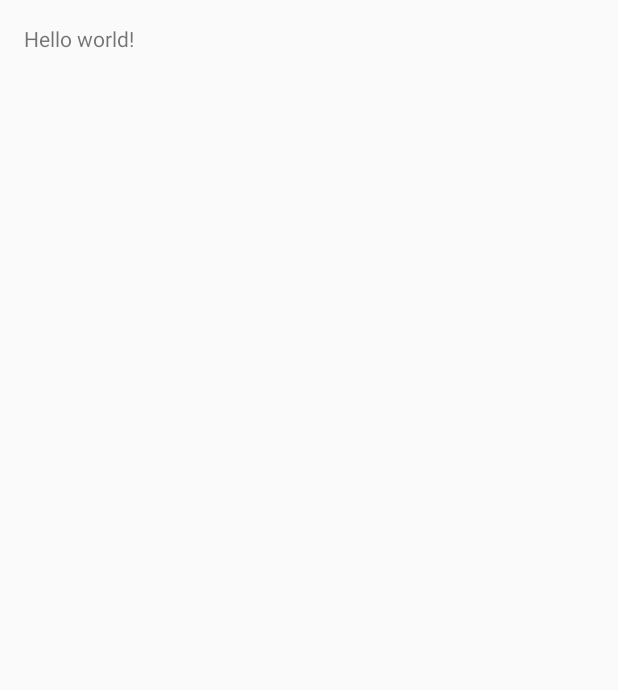
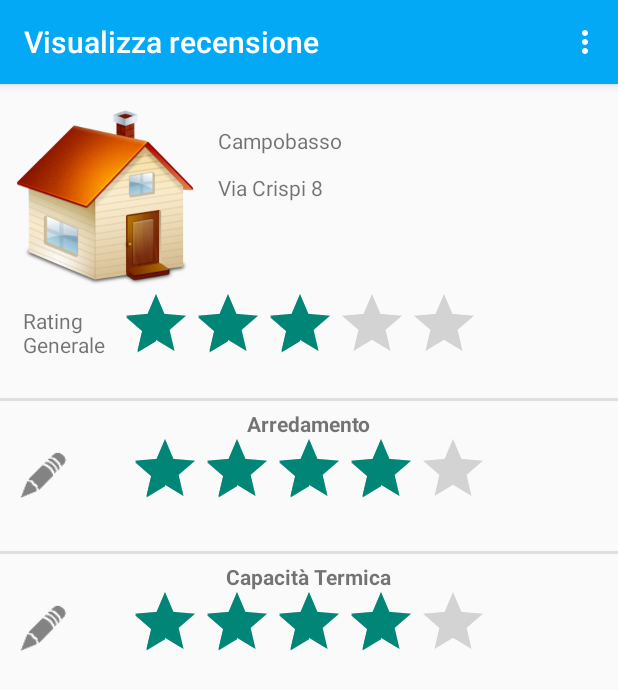
Before and after one commit to francese2015/GuardianHouse, an Android app: the VisualizeReviewActivity screen opened directly, with no data from a screen before it, on a phone screen of 412 x 824 dp. Before the commit the part shown is almost empty. Shown: the top 690 px of the screen. Run offline under Robolectric (Android 15) with nearby library versions, the light colour scheme and no system bars.

Commit message:
Aggiunta Activity Recensione

```diff
--- a/codice/client/app/src/main/AndroidManifest.xml
+++ b/codice/client/app/src/main/AndroidManifest.xml
@@ -54,8 +54,8 @@
         </activity>
 
         <activity
-            android:name=".visualizza_recensione"
-            android:label="@string/title_activity_visualizza_recensione" >
+            android:name=".VisualizeReviewActivity"
+            android:label="@string/title_activity_recensione" >
         </activity>
 
         <activity
--- a/codice/client/app/src/main/java/it/unisa/guardianhouse/visualizza_recensione.java
+++ b/codice/client/app/src/main/java/it/unisa/guardianhouse/VisualizeReviewActivity.java
@@ -2,16 +2,25 @@ package it.unisa.guardianhouse;
 
 import android.os.Bundle;
 import android.support.v7.app.ActionBarActivity;
+import android.support.v7.widget.Toolbar;
 import android.view.Menu;
 import android.view.MenuItem;
 
 
-public class visualizza_recensione extends ActionBarActivity {
+public class VisualizeReviewActivity extends ActionBarActivity {
+
+    private Toolbar toolbar;
 
     @Override
     protected void onCreate(Bundle savedInstanceState) {
         super.onCreate(savedInstanceState);
-        setContentView(R.layout.activity_visualizza_recensione);
+        setContentView(R.layout.activity_recensione);
+
+        toolbar = (Toolbar) findViewById(R.id.toolbar);
+        setSupportActionBar(toolbar);
+        getSupportActionBar().setDisplayShowHomeEnabled(true);
+        getSupportActionBar().setDisplayShowTitleEnabled(true);
+
     }
 
 
--- /dev/null
+++ b/codice/client/app/src/main/res/layout/activity_recensione.xml
@@ -0,0 +1,196 @@
+<RelativeLayout xmlns:android="http://schemas.android.com/apk/res/android"
+    xmlns:tools="http://schemas.android.com/tools"
+    android:layout_width="match_parent"
+    android:layout_height="match_parent"
+    tools:context="it.unisa.guardianhouse.AccountActivity">
+
+    <include
+        android:id="@+id/toolbar"
+        layout="@layout/toolbar">
+    </include>
+
+    <ScrollView
+        android:layout_width="match_parent"
+        android:layout_height="match_parent"
+        android:layout_below="@+id/toolbar"
+        android:fillViewport="true">
+
+        <RelativeLayout
+            android:layout_width="match_parent"
+            android:layout_height="wrap_content"
+            android:paddingBottom="@dimen/activity_vertical_margin"
+            android:paddingTop="@dimen/activity_vertical_margin">
+
+
+            <ImageView
+                android:id="@+id/apartment_img"
+                android:layout_width="120dp"
+                android:layout_height="120dp"
+                android:contentDescription="@string/img_descr2"
+                android:layout_marginLeft="10dp"
+                android:src="@drawable/appartamento" />
+
+            <TextView
+                android:id="@+id/apartment_city"
+                android:layout_width="wrap_content"
+                android:layout_height="wrap_content"
+                android:layout_toRightOf="@+id/apartment_img"
+                android:layout_toEndOf="@+id/apartment_img"
+                android:layout_marginLeft="15dp"
+                android:layout_marginTop="12dp"
+                android:text="@string/apartment_city" />
+
+            <TextView
+                android:id="@+id/apartment_Rating"
+                android:layout_width="wrap_content"
+                android:layout_height="wrap_content"
+                android:layout_marginLeft="15dp"
+                android:layout_marginTop="12dp"
+                android:layout_below="@+id/apartment_img"
+                android:text="Rating \nGenerale" />
+
+            <TextView
+                android:id="@+id/apartment_address"
+                android:layout_width="wrap_content"
+                android:layout_height="wrap_content"
+                android:layout_toRightOf="@+id/apartment_img"
+                android:layout_toEndOf="@+id/apartment_img"
+                android:layout_marginLeft="15dp"
+                android:layout_marginTop="12dp"
+                android:layout_below="@+id/apartment_city"
+                android:text="@string/apartment_address" />
+
+            <RatingBar
+                android:id="@+id/ratingBar"
+                android:layout_width="wrap_content"
+                android:layout_height="wrap_content"
+                android:layout_below="@+id/apartment_img"
+                android:layout_toRightOf="@id/apartment_Rating"
+                android:layout_marginLeft="10dp"
+                android:clickable="false"
+                android:indeterminate="false"
+                android:longClickable="false"
+                android:numStars="5"
+                android:rating="3" />
+
+
+
+            <View
+                android:id="@+id/separator_line_1"
+                android:layout_width="match_parent"
+                android:layout_height="2dp"
+                android:layout_below="@+id/ratingBar"
+                android:layout_marginTop="16dp"
+                android:background="#dfdfdf" />
+
+            <LinearLayout
+                android:id="@+id/apartment_data"
+                android:layout_width="match_parent"
+                android:layout_height="wrap_content"
+                android:layout_below="@+id/separator_line_1"
+                android:divider="@drawable/divider"
+                android:orientation="vertical"
+                android:showDividers="middle">
+
+                <!-- Dimensione -->
+
+                <RelativeLayout
+
+                    android:id="@+id/relative_dimension"
+                    android:layout_width="match_parent"
+                    android:layout_height="100dp"
+                    android:layout_gravity="center_vertical"
+                    android:background="@drawable/layout_selector"
+                    android:clickable="false">
+
+
+
+                    <TextView
+                        android:id="@+id/forniture_label"
+                        android:layout_width="wrap_content"
+                        android:layout_height="wrap_content"
+                        android:layout_centerHorizontal="true"
+                        android:text="@string/apartment_forniture"
+                        android:layout_marginLeft="10dp"
+                        android:layout_marginTop="5dp"
+                        android:textStyle="bold" />
+
+                    <ImageView
+                        android:id="@+id/img_quality"
+                        android:layout_width="38dp"
+                        android:layout_height="38dp"
+                        android:layout_marginLeft="10dp"
+                        android:layout_centerVertical="true"
+                        android:contentDescription="@string/edit_icon"
+                        android:src="@mipmap/ic_action_edit" />
+
+                    <RatingBar
+                        android:id="@+id/ratingBar1"
+                        android:layout_width="wrap_content"
+                        android:layout_centerVertical="true"
+                        android:layout_height="wrap_content"
+                        android:layout_centerHorizontal="true"
+                        android:clickable="false"
+                        android:indeterminate="false"
+                        android:longClickable="false"
+                        android:numStars="5"
+                        android:rating="4" />
+
+                </RelativeLayout>
+
+                <RelativeLayout
+
+                    android:id="@+id/relative_dimension1"
+                    android:layout_width="match_parent"
+                    android:layout_height="100dp"
+                    android:layout_gravity="center_vertical"
+                    android:background="@drawable/layout_selector"
+                    android:clickable="false">
+
+
+
+                    <TextView
+                        android:id="@+id/dimension_label"
+                        android:layout_width="wrap_content"
+                        android:layout_height="wrap_content"
+                        android:layout_centerHorizontal="true"
+                        android:text="@string/apartment_thermic_capacity"
+                        android:layout_marginLeft="10dp"
+                        android:layout_marginTop="5dp"
+                        android:textStyle="bold" />
+
+                    <ImageView
+                        android:id="@+id/img_quality1"
+                        android:layout_width="38dp"
+                        android:layout_height="38dp"
+                        android:layout_marginLeft="10dp"
+                        android:layout_centerVertical="true"
+                        android:contentDescription="@string/edit_icon"
+                        android:src="@mipmap/ic_action_edit" />
+
+                    <RatingBar
+                        android:id="@+id/ratingBar2"
+                        android:layout_width="wrap_content"
+                        android:layout_centerVertical="true"
+                        android:layout_height="wrap_content"
+                        android:layout_centerHorizontal="true"
+                        android:clickable="false"
+                        android:indeterminate="false"
+                        android:longClickable="false"
+                        android:numStars="5"
+                        android:rating="4" />
+
+                </RelativeLayout>
+
+
+
+            </LinearLayout>
+
+
+        </RelativeLayout>
+
+
+
+    </ScrollView>
+
+</RelativeLayout>
--- a/codice/client/app/src/main/res/layout/activity_visualizza_recensione.xml
+++ /dev/null
@@ -1,12 +0,0 @@
-<RelativeLayout xmlns:android="http://schemas.android.com/apk/res/android"
-    xmlns:tools="http://schemas.android.com/tools" android:layout_width="match_parent"
-    android:layout_height="match_parent" android:paddingLeft="@dimen/activity_horizontal_margin"
-    android:paddingRight="@dimen/activity_horizontal_margin"
-    android:paddingTop="@dimen/activity_vertical_margin"
-    android:paddingBottom="@dimen/activity_vertical_margin"
-    tools:context="it.unisa.guardianhouse.visualizza_recensione">
-
-    <TextView android:text="@string/hello_world" android:layout_width="wrap_content"
-        android:layout_height="wrap_content" />
-
-</RelativeLayout>
--- a/codice/client/app/src/main/res/menu/menu_visualizza_recensione.xml
+++ b/codice/client/app/src/main/res/menu/menu_visualizza_recensione.xml
@@ -1,7 +1,7 @@
 <menu xmlns:android="http://schemas.android.com/apk/res/android"
     xmlns:app="http://schemas.android.com/apk/res-auto"
     xmlns:tools="http://schemas.android.com/tools"
-    tools:context="it.unisa.guardianhouse.visualizza_recensione">
+    tools:context="it.unisa.guardianhouse.VisualizeReviewActivity">
     <item android:id="@+id/action_settings" android:title="@string/action_settings"
         android:orderInCategory="100" app:showAsAction="never" />
 </menu>
--- a/codice/client/app/src/main/res/values/strings.xml
+++ b/codice/client/app/src/main/res/values/strings.xml
@@ -32,7 +32,9 @@
     <string name="title_activity_home">Home</string>
     <string name="button_account">ACCOUNT</string>
     <string name="button_get_users">VISUALIZZA UTENTI</string>
+    <string name="button_review">VISUALIZZA RECENSIONE</string>
     <string name="button_logout">LOGOUT</string>
+
 
     <!-- Activity Account -->
     <string name="title_activity_account">Account</string>
@@ -95,7 +97,19 @@
     <string name="button_delete_apartment">Elimina Scheda Appartamento</string>
     <string name="img_descr2">apartment_pic</string>
 
-    <string name="title_activity_visualizza_recensione">Visualizza recensione</string>
+    <!-- Review Value -->
+    <string name="title_activity_recensione">Visualizza recensione</string>
+    <string name="apartment_address">Via Crispi 8</string>
+    <string name="apartment_city">Campobasso</string>
+    <string name="apartment_number">8</string>
+    <string name="apartment_forniture">Arredamento</string>
+    <string name="apartment_thermic_capacity">Capacità Termica</string>
+    <string name="apartment_honesty">Onestà Padrone di Casa</string>
+    <string name="apartment_security">Sicurezza Appartamento</string>
+    <string name="apartment_buses">Collegamento con Bus</string>
+    <string name="apartment_neighbours">Vicini</string>
+    <string name="apartment_distanceCC">Distanza Centro Città</string>
+    <string name="apartment_tools">Qualità Elettrodomestici</string>
 
 
     <!-- Normativa Privacy -->
--- a/codice/client/app/src/main/res/values/styles.xml
+++ b/codice/client/app/src/main/res/values/styles.xml
@@ -13,4 +13,5 @@
         <item name="android:textColorSecondary">@color/bianco</item>
     </style>
 
+
 </resources>
```
Also changed, not shown: codice/client/app/src/main/java/it/unisa/guardianhouse/HomeActivity.java (+15 -1 lines), codice/client/app/src/main/java/it/unisa/guardianhouse/model/Review.java (added, +102 -0 lines), codice/client/app/src/main/res/layout/activity_home.xml (+9 -3 lines), codice/client/app/src/main/res/drawable/house.png (added), codice/client/app/src/main/res/drawable/house_empty.png (added).
